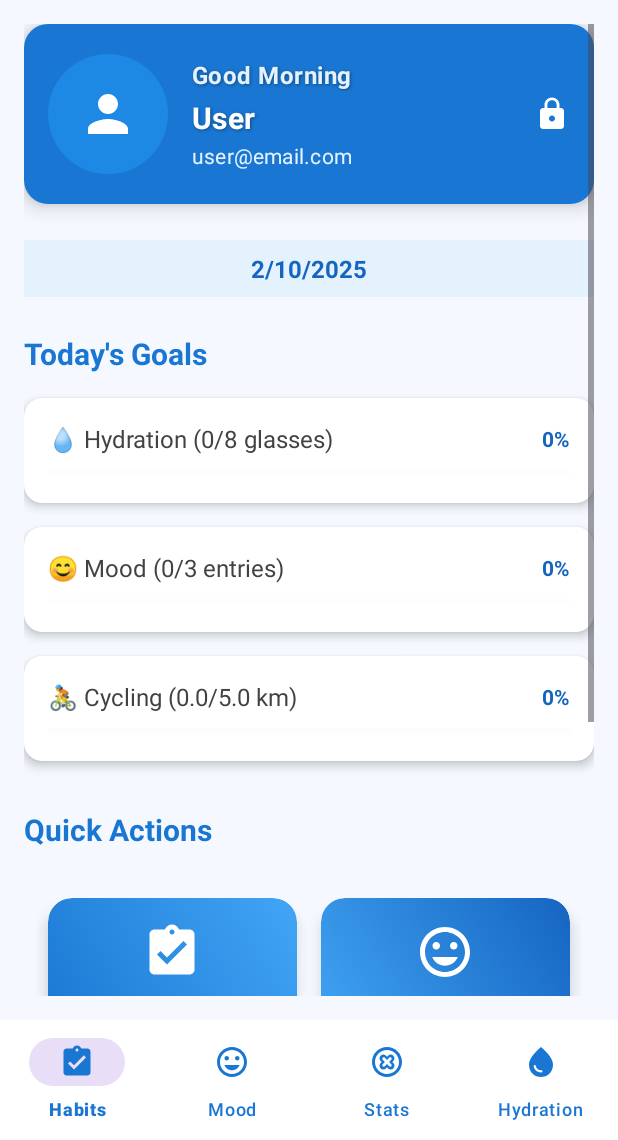
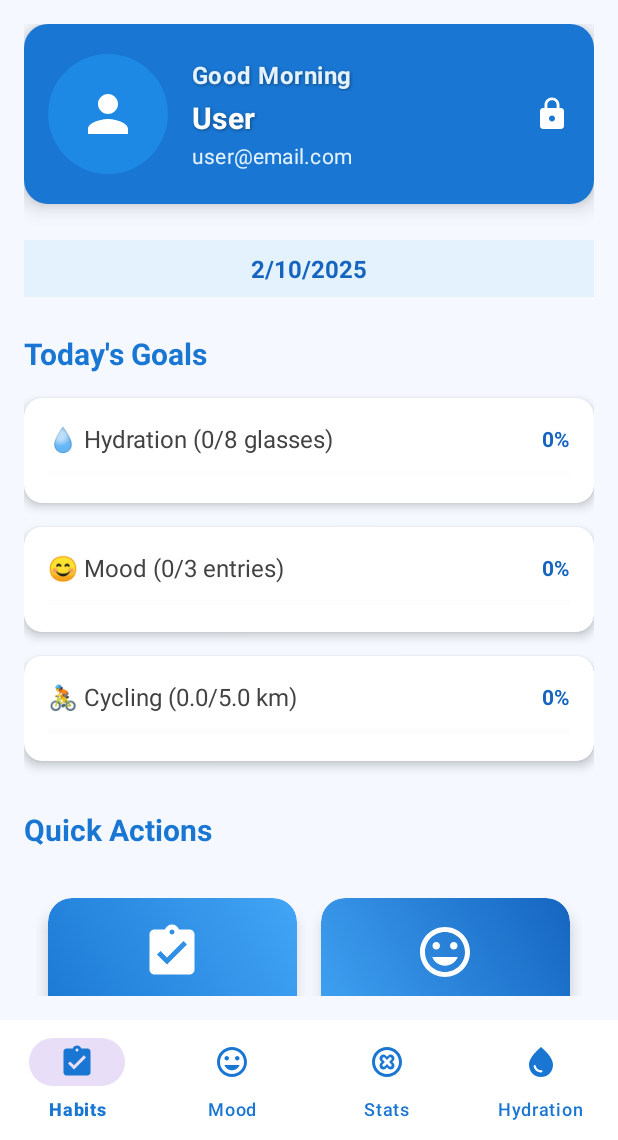
Before and after one commit to thusithassilva/HealthApp, an Android app: the MainActivity screen opened directly, with no data from a screen before it, on a phone screen of 412 x 824 dp, the part 96-1236 px from its top. Run offline under Robolectric (Android 15) with nearby library versions, the phone set to English and light mode, and no system bars; 1 statement that could not run was skipped.

Commit message:
main update
updated main

```diff
--- a/app/src/main/res/drawable/ic_bike.xml
+++ b/app/src/main/res/drawable/ic_bike.xml
@@ -4,9 +4,6 @@
     android:viewportWidth="24"
     android:viewportHeight="24">
     <path
-        android:fillColor="@color/cycling_primary"
-        android:pathData="M19,12c0,-3.86 -3.14,-7 -7,-7s-7,3.14 -7,7c0,3.86 3.14,7 7,7s7,-3.14 7,-7zM5,12c0,-3.86 3.14,-7 7,-7s7,3.14 7,7c0,3.86 -3.14,7 -7,7s-7,-3.14 -7,-7z"/>
-    <path
-        android:fillColor="@color/cycling_primary"
-        android:pathData="M12,3c-4.97,0 -9,4.03 -9,9s4.03,9 9,9 9,-4.03 9,-9 -4.03,-9 -9,-9zM12,19c-3.86,0 -7,-3.14 -7,-7s3.14,-7 7,-7 7,3.14 7,7 -3.14,7 -7,7z"/>
+        android:fillColor="#000000"
+        android:pathData="M5,16a4,4 0,1 0,4 4A4,4 0,0 0,5 16Zm0,6a2,2 0,1 1,2 -2A2,2 0,0 1,5 22ZM19,16a4,4 0,1 0,4 4A4,4 0,0 0,19 16Zm0,6a2,2 0,1 1,2 -2A2,2 0,0 1,19 22ZM14.5,5A1.5,1.5 0,1 1,13 6.5,1.5 1.5,0 0,1 14.5 5ZM12,8a1,1 0,0 1,1 1v2h3a1,1 0,0 1,1 1v2.34a5.7,5.7 0,0 0,-2 -.34,5.93,5.93 0,0 0,-1 .09V13h-2.18l1.72,4.45a1,1 0,0 1,-1.84 .7L10,12.62V11H8v1a1,1 0,0 1,-1 1H5a1,1 0,0 1,0 -2H6V9a1,1 0,0 1,1 -1Z" />
 </vector>
--- a/app/src/main/res/layout/activity_main.xml
+++ b/app/src/main/res/layout/activity_main.xml
@@ -22,7 +22,8 @@
         android:layout_height="0dp"
         android:layout_weight="1"
         android:padding="16dp"
-        android:background="@color/light_background">
+        android:background="@color/light_background"
+        android:scrollbars="none">
 
         <LinearLayout
             android:layout_width="match_parent"
```
